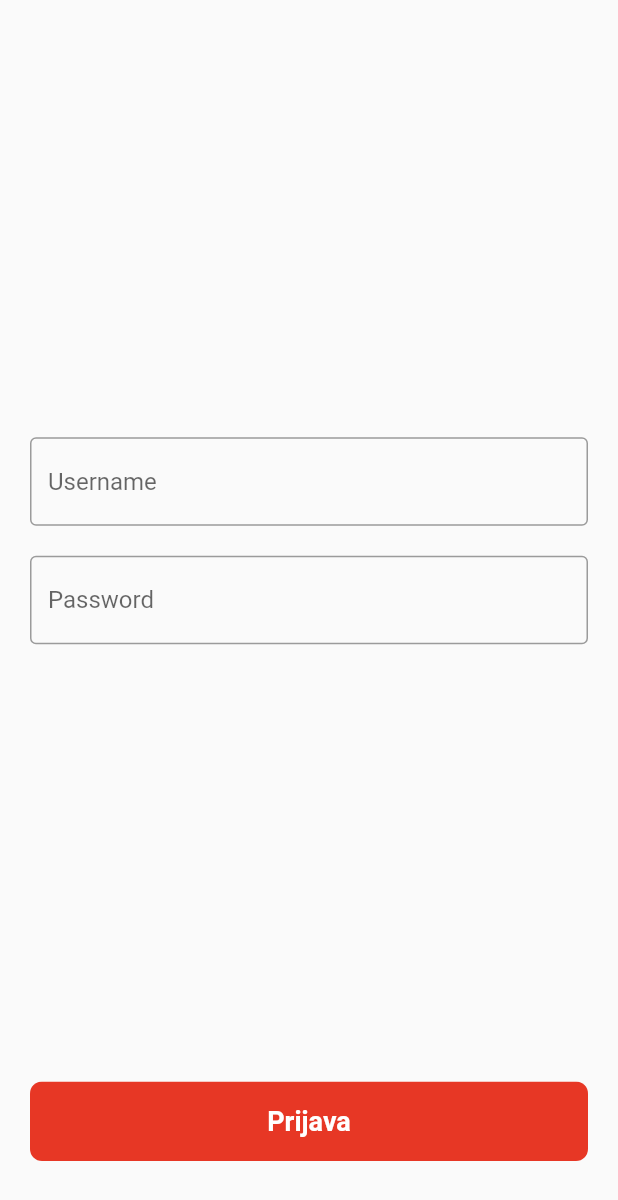
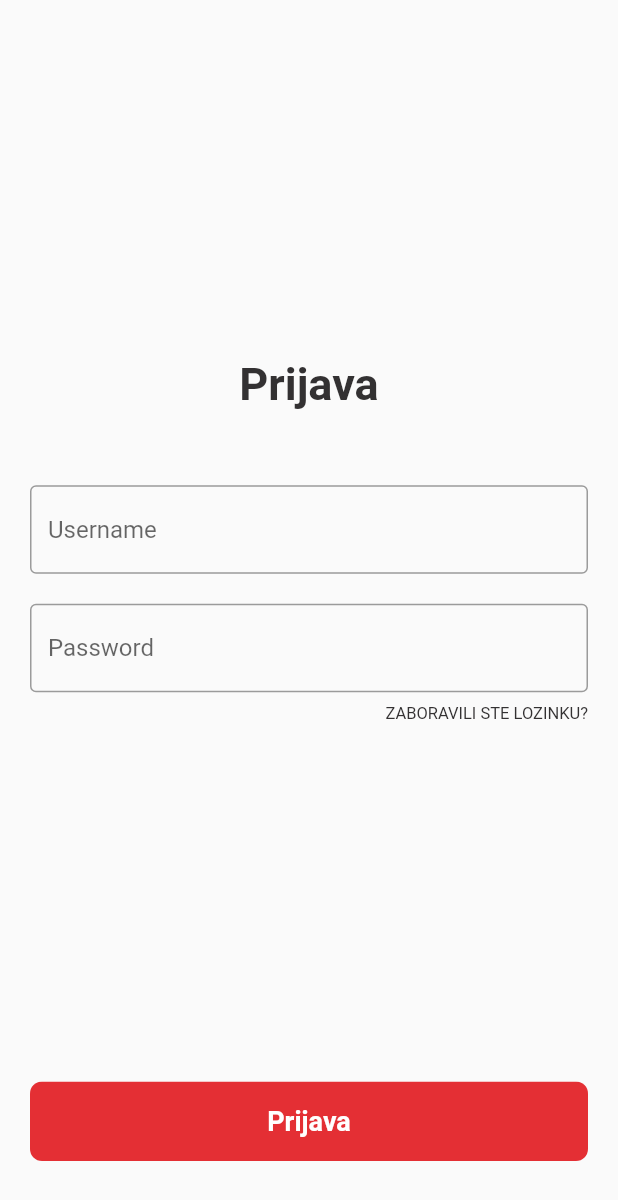
Before and after one commit to vedranmatosevic-vmd/sca-app, a Flutter app: the screen it shows after launch, on a phone screen of 412 x 824 dp. Shown: the top 1200 px of the screen. Run offline on Flutter 3.47's test engine with Material 2 defaults, Android fonts, the phone set to English and light mode, and no system bars; our stand-ins replace firebase_core, firebase_database, flutter_secure_storage, shared_preferences; missing offline and left inert: dart:ffi; accounts and stored records are empty.

```diff
--- a/lib/common/style.dart
+++ b/lib/common/style.dart
@@ -84,7 +84,14 @@ enum StyleText {
   /// **[weight]**: 600
   ///
   /// **[size]**: 20
-  bigTextBold
+  bigTextBold,
+
+  /// **[font]**: Roboto
+  ///
+  /// **[weight]**: 700
+  ///
+  /// **[size]**: 36
+  ultraBigText
 }
 
 enum StyleColor {
@@ -95,22 +102,26 @@ enum StyleColor {
   green,
   orange,
   darkBlue,
-  yellow
+  yellow,
+  lightBlue,
+  greyBorder
 }
 
 class Style {
   ///////////
   // Colors
   ///////////
-  static const colorBlack = Color(0xFF010000);
-  static const colorGrey = Color(0xFFe1e1e1);
-  static const colorRed = Color(0xFFe73725);
+  static const colorBlack = Color(0xFF333132);
+  static const colorGrey = Color(0xFFc0c0c0);
+  static const colorRed = Color(0xFFe42f34);
+  static const colorDarkRed = Color(0xFFa13130);
   static const colorWhite = Color(0xFFffffff);
   static const colorGreen = Color(0xff04d96d);
   static const colorOrange = Color(0xfffc9b6d);
-  static const colorDarkBlue = Color(0xff0d3b64);
+  static const colorDarkBlue = Color(0xff1382d3);
   static const colorLightBlue = Color(0xff1d548a);
   static const colorYellow = Color(0xfffcdd21);
+  static const colorGreyBorder = Color(0xffc0c0c0);
 
   static Color getColor(BuildContext context, StyleColor styleColor) {
     switch (styleColor) {
@@ -138,6 +149,12 @@ class Style {
       case StyleColor.yellow:
         return colorYellow;
 
+      case StyleColor.lightBlue:
+        return colorLightBlue;
+
+      case StyleColor.greyBorder:
+        return colorGreyBorder;
+
       default:
         throw UnimplementedError();
     }
@@ -153,14 +170,14 @@ class Style {
           fontFamily: "Roboto",
           fontWeight: FontWeight.w600,
           fontSize: 16,
-          color: getColor(context, StyleColor.black)
+          color: getColor(context, color ?? StyleColor.black)
         );
       case StyleText.buttonText:
         return TextStyle(
           fontFamily: "Roboto",
           fontWeight: FontWeight.w500,
           fontSize: 14,
-          color: getColor(context, StyleColor.black)
+          color: getColor(context, color ?? StyleColor.black)
         );
       case StyleText.buttonTextWhite:
         return TextStyle(
@@ -232,6 +249,41 @@ class Style {
             fontSize: 20,
             color: getColor(context, color ?? StyleColor.black)
         );
+      case StyleText.ultraBigText:
+        return TextStyle(
+            fontFamily: "Roboto",
+            fontWeight: FontWeight.w700,
+            fontSize: 30,
+            color: getColor(context, color ?? StyleColor.black)
+        );
     }
   }
 }
+/// Flutter icons MyFlutterApp
+/// Copyright (C) 2022 by original authors @ fluttericon.com, fontello.com
+/// This font was generated by FlutterIcon.com, which is derived from Fontello.
+///
+/// To use this font, place it in your fonts/ directory and include the
+/// following in your pubspec.yaml
+///
+/// flutter:
+///   fonts:
+///    - family:  MyFlutterApp
+///      fonts:
+///       - asset: fonts/MyFlutterApp.ttf
+///
+///
+/// * Material Design Icons, Copyright (C) Google, Inc
+///         Author:    Google
+///         License:   Apache 2.0 (https://www.apache.org/licenses/LICENSE-2.0)
+///         Homepage:  https://design.google.com/icons/
+///
+
+class MyFlutterApp {
+  MyFlutterApp._();
+
+  static const _kFontFam = 'MyFlutterApp';
+  static const String? _kFontPkg = null;
+
+  static const IconData card = IconData(0xe800, fontFamily: _kFontFam, fontPackage: _kFontPkg);
+}
--- a/lib/login/login.dart
+++ b/lib/login/login.dart
@@ -58,6 +58,13 @@ class _LoginScreenState extends State<LoginScreen> {
                 child: Column(
                   mainAxisAlignment: MainAxisAlignment.center,
                   children: <Widget>[
+                    Text(
+                      'Prijava',
+                      style: Style.getTextStyle(context, StyleText.ultraBigText, StyleColor.black),
+                    ),
+                    const SizedBox(
+                      height: 50,
+                    ),
                     TextField(
                       style: Style.getTextStyle(context, StyleText.formFieldTextNormal),
                       controller: usernameController,
@@ -65,7 +72,7 @@ class _LoginScreenState extends State<LoginScreen> {
                       decoration: InputDecoration(
                           border: OutlineInputBorder(
                             borderSide: BorderSide(
-                                color: Style.getColor(context, StyleColor.grey)
+                                color: Style.getColor(context, StyleColor.greyBorder)
                             )
                           ),
                           focusedBorder: OutlineInputBorder(
@@ -84,7 +91,7 @@ class _LoginScreenState extends State<LoginScreen> {
                       decoration: InputDecoration(
                           border: OutlineInputBorder(
                             borderSide: BorderSide(
-                              color: Style.getColor(context, StyleColor.grey)
+                              color: Style.getColor(context, StyleColor.greyBorder)
                             )
                           ),
                           focusedBorder: OutlineInputBorder(
@@ -94,6 +101,18 @@ class _LoginScreenState extends State<LoginScreen> {
                           ),
                           hintText: 'Password'
                       ),
+                    ),
+                    Row(
+                      mainAxisAlignment: MainAxisAlignment.end,
+                      children: <Widget>[
+                        Padding(
+                          padding: const EdgeInsets.only(top: 8.0),
+                          child: Text(
+                            'ZABORAVILI STE LOZINKU?',
+                            style: Style.getTextStyle(context, StyleText.smallTextRegular),
+                          ),
+                        )
+                      ],
                     )
                   ],
                 ),
--- a/lib/services/database_service.dart
+++ b/lib/services/database_service.dart
@@ -105,12 +105,14 @@ class DatabaseService {
     });
   }
 
-  Future<List<Match>> getMatchesByTeam(String competition, int teamId) async {
+  Future<List<Match>> getMatchesByTeam(int competition, int teamId) async {
     List<Match> matches = List.empty(growable: true);
     Stream<DatabaseEvent> matchesStream = _ref.child("users/vematosevic/matches").orderByChild("date").onValue;
     matchesStream.listen((DatabaseEvent event) {
       for (final child in event.snapshot.children) {
-        if (child.child("homeTeam").value == teamId || child.child("awayTeam").value == teamId && child.child("competition").value.toString() == competition) {
+        if (child.child("awayTeam").value == teamId || child.child("homeTeam").value == teamId && child.child("competition").value == competition) {
+          print("Function getMatchesByTeam receive parameter competitionId: $competition");
+          print("child");
           try {
             var json =
                 jsonDecode(jsonEncode(child.value)) as Map<String, dynamic>;
--- a/lib/team/create_new_team.dart
+++ b/lib/team/create_new_team.dart
@@ -82,7 +82,7 @@ Container _newTeamHeader() {
           height: 90,
           margin: const EdgeInsets.symmetric(vertical: 20),
           decoration: const BoxDecoration(
-              color: Style.colorRed, shape: BoxShape.circle
+              color: Style.colorDarkBlue, shape: BoxShape.circle
           ),
           child: const Center(
             child: Text(
--- a/lib/team/players.dart
+++ b/lib/team/players.dart
@@ -99,7 +99,7 @@ Widget _playerCard(BuildContext context, Player player) {
             width: 38,
             height: 38,
             decoration: const BoxDecoration(
-              color: Style.colorDarkBlue,
+              color: Style.colorBlack,
               borderRadius: BorderRadius.all(Radius.circular(19)),
             ),
             child: Center(
--- a/lib/widget/squared_button.dart
+++ b/lib/widget/squared_button.dart
@@ -61,6 +61,7 @@ class SquaredButton extends StatelessWidget {
                   Text(
                       value,
                       style: Style.getTextStyle(context, StyleText.buttonText, textColor),
+                      maxLines: 2,
                     ),
                 ],
               ),
--- a/lib/widget/styled_layout.dart
+++ b/lib/widget/styled_layout.dart
@@ -43,7 +43,7 @@ class _StyledLayoutState extends State<StyledLayout> {
 
 AppBar _appBar(String appBarTitle, List<Widget>? actions, {bool? willPop = true, Widget? leading}) {
   return AppBar(
-      backgroundColor: Style.colorBlack,
+      backgroundColor: Style.colorRed,
       foregroundColor: Colors.white,
       title: Text(appBarTitle),
       leading: willPop! ? leading : null,
--- a/pubspec.yaml
+++ b/pubspec.yaml
@@ -105,3 +105,7 @@ flutter:
         - asset: assets/fonts/Roboto-Medium.ttf
         - asset: assets/fonts/Roboto-Regular.ttf
         - asset: assets/fonts/Roboto-Thin.ttf
+
+    - family:  MyFlutterApp
+      fonts:
+        - asset: assets/MyFlutterApp.ttf
```
Also changed, not shown: lib/match/events.dart (+20 -9 lines), lib/match/match_details.dart (+28 -22 lines), lib/match/matches.dart (+11 -11 lines), lib/match/widget/EventColumn.dart (+80 -70 lines), lib/models/match.dart (+8 -0 lines), lib/team/team_details.dart (+35 -36 lines), lib/widget/sidebar.dart (+5 -5 lines), assets/MyFlutterApp.ttf (added).
